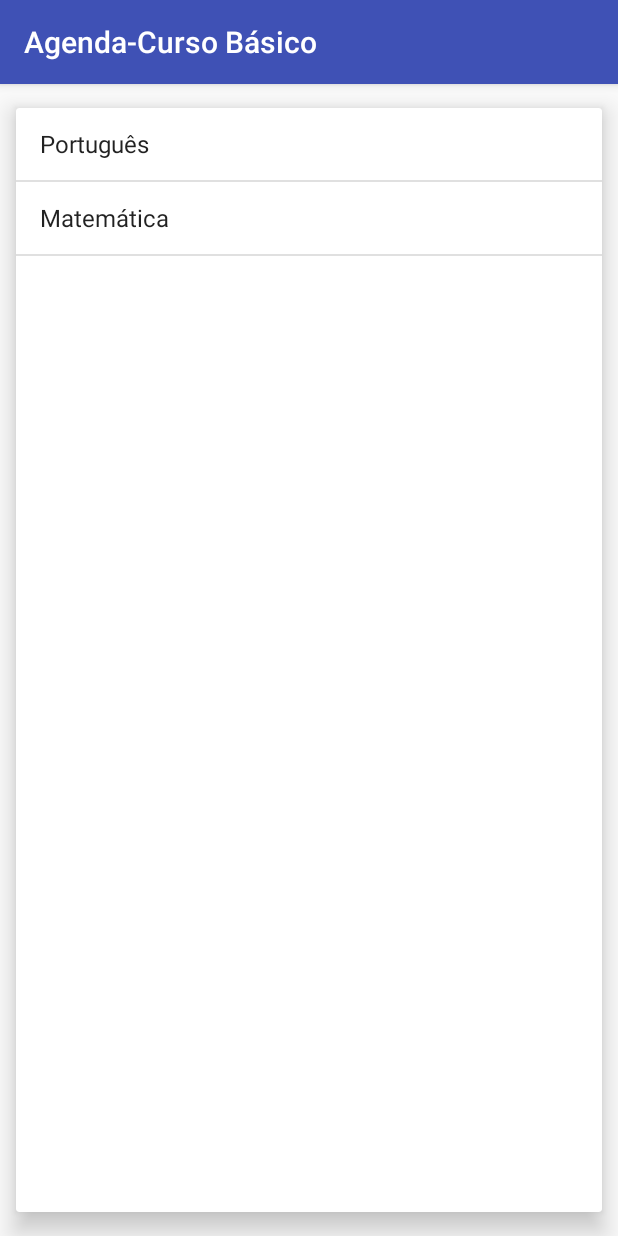
After one commit to tggarciah/AndroidBasico, an Android app: the ProvasActivity screen opened directly, with no data from a screen before it, on a phone screen of 412 x 824 dp. The commit adds this screen. Run offline under Robolectric (Android 15) with nearby library versions, the light colour scheme and no system bars.

Commit message:
Android III - 2 Novas Activity: Provas e DetalhesProva

```diff
--- a/app/build.gradle
+++ b/app/build.gradle
@@ -27,4 +27,5 @@ dependencies {
     testImplementation 'junit:junit:4.12'
     androidTestImplementation 'com.android.support.test:runner:1.0.2'
     androidTestImplementation 'com.android.support.test.espresso:espresso-core:3.0.2'
+    implementation 'com.android.support:cardview-v7:27.1.1'
 }
--- a/app/src/main/java/br/com/tgsoftware/cursobasicoandroid/ListaAlunoActivity.java
+++ b/app/src/main/java/br/com/tgsoftware/cursobasicoandroid/ListaAlunoActivity.java
@@ -78,6 +78,11 @@ public class ListaAlunoActivity extends AppCompatActivity {
             case R.id.menu_enviar_notas:
                 new EnviaAlunoTask(this).execute();
                 break;
+
+            case R.id.menu_baixar_provas:
+                Intent intent = new Intent(this, ProvasActivity.class);
+                startActivity(intent);
+                break;
         }
         return super.onOptionsItemSelected(item);
     }
--- /dev/null
+++ b/app/src/main/java/br/com/tgsoftware/cursobasicoandroid/ProvasActivity.java
@@ -0,0 +1,47 @@
+package br.com.tgsoftware.cursobasicoandroid;
+
+import android.content.Intent;
+import android.os.Bundle;
+import android.support.v7.app.AppCompatActivity;
+import android.view.View;
+import android.widget.AdapterView;
+import android.widget.ArrayAdapter;
+import android.widget.ListView;
+import android.widget.Toast;
+
+import java.util.Arrays;
+import java.util.List;
+
+import br.com.tgsoftware.cursobasicoandroid.model.Prova;
+
+public class ProvasActivity extends AppCompatActivity {
+
+    @Override
+    protected void onCreate(Bundle savedInstanceState) {
+        super.onCreate(savedInstanceState);
+        setContentView(R.layout.activity_provas);
+
+        List<String> topicosPortugues = Arrays.asList("Sujeito", "Objeto Direto", "Alfabeto");
+        Prova provaPortugues = new Prova("Português", "05/06/2018", topicosPortugues);
+
+        List<String> topicosMatematica = Arrays.asList("Equações de Segundo Grau", "Trigonometria");
+        Prova provaMatematica = new Prova("Matemática", "10/06/2018", topicosMatematica);
+
+        List<Prova> provas = Arrays.asList(provaPortugues, provaMatematica);
+        ArrayAdapter<Prova> adapter = new ArrayAdapter<>(this, android.R.layout.simple_list_item_1, provas);
+
+        ListView listaProvas = findViewById(R.id.listview_provas);
+        listaProvas.setAdapter(adapter);
+
+        listaProvas.setOnItemClickListener(new AdapterView.OnItemClickListener() {
+            @Override
+            public void onItemClick(AdapterView<?> parent, View view, int position, long id) {
+                Prova prova = (Prova) parent.getItemAtPosition(position);
+                Toast.makeText(ProvasActivity.this, "Clicou na prova " + prova, Toast.LENGTH_SHORT).show();
+                Intent intent = new Intent(ProvasActivity.this, DetalhesProvaActivity.class);
+                intent.putExtra("prova", prova);
+                startActivity(intent);
+            }
+        });
+    }
+}
--- /dev/null
+++ b/app/src/main/java/br/com/tgsoftware/cursobasicoandroid/model/Prova.java
@@ -0,0 +1,45 @@
+package br.com.tgsoftware.cursobasicoandroid.model;
+
+import java.io.Serializable;
+import java.util.List;
+
+public class Prova implements Serializable {
+    private String materia;
+    private String data;
+    private List<String> topicos;
+
+    public Prova(String materia, String data, List<String> topicos) {
+        this.materia = materia;
+        this.data = data;
+        this.topicos = topicos;
+    }
+
+    public String getMateria() {
+        return materia;
+    }
+
+    public void setMateria(String materia) {
+        this.materia = materia;
+    }
+
+    public String getData() {
+        return data;
+    }
+
+    public void setData(String data) {
+        this.data = data;
+    }
+
+    public List<String> getTopicos() {
+        return topicos;
+    }
+
+    public void setTopicos(List<String> topicos) {
+        this.topicos = topicos;
+    }
+
+    @Override
+    public String toString() {
+        return this.materia;
+    }
+}
--- /dev/null
+++ b/app/src/main/res/layout/activity_provas.xml
@@ -0,0 +1,14 @@
+<?xml version="1.0" encoding="utf-8"?>
+<android.support.v7.widget.CardView
+    xmlns:android="http://schemas.android.com/apk/res/android"
+    xmlns:app="http://schemas.android.com/apk/res-auto"
+    android:layout_width="match_parent"
+    android:layout_height="match_parent"
+    app:cardElevation="10dp"
+    app:cardUseCompatPadding="true">
+
+    <ListView
+        android:layout_width="match_parent"
+        android:layout_height="match_parent"
+        android:id="@+id/listview_provas"/>
+</android.support.v7.widget.CardView>
--- a/app/src/main/res/menu/menu_lista_aluno.xml
+++ b/app/src/main/res/menu/menu_lista_aluno.xml
@@ -6,4 +6,10 @@
         android:title="Enviar notas"
         android:icon="@drawable/ic_enviar"
         app:showAsAction="always"/>
+
+    <item
+        android:id="@+id/menu_baixar_provas"
+        android:title="Baixar Provas"
+        android:icon="@drawable/ic_receber"
+        app:showAsAction="always" />
 </menu>
```
Also changed, not shown: app/src/main/AndroidManifest.xml (+8 -1 lines), app/src/main/java/br/com/tgsoftware/cursobasicoandroid/DetalhesProvaActivity.java (added, +32 -0 lines), app/src/main/java/br/com/tgsoftware/cursobasicoandroid/adapter/AlunosAdapter.java (+8 -0 lines), app/src/main/res/layout-land/list_item.xml (+29 -4 lines), app/src/main/res/layout/activity_detalhes_prova.xml (added, +47 -0 lines).
